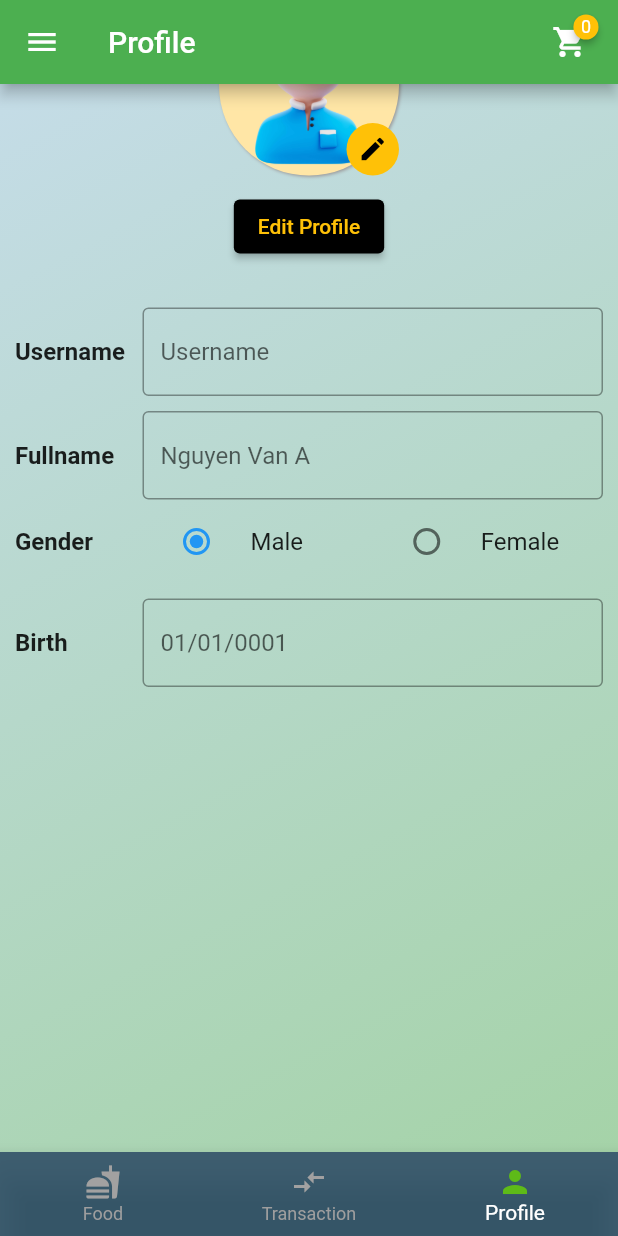
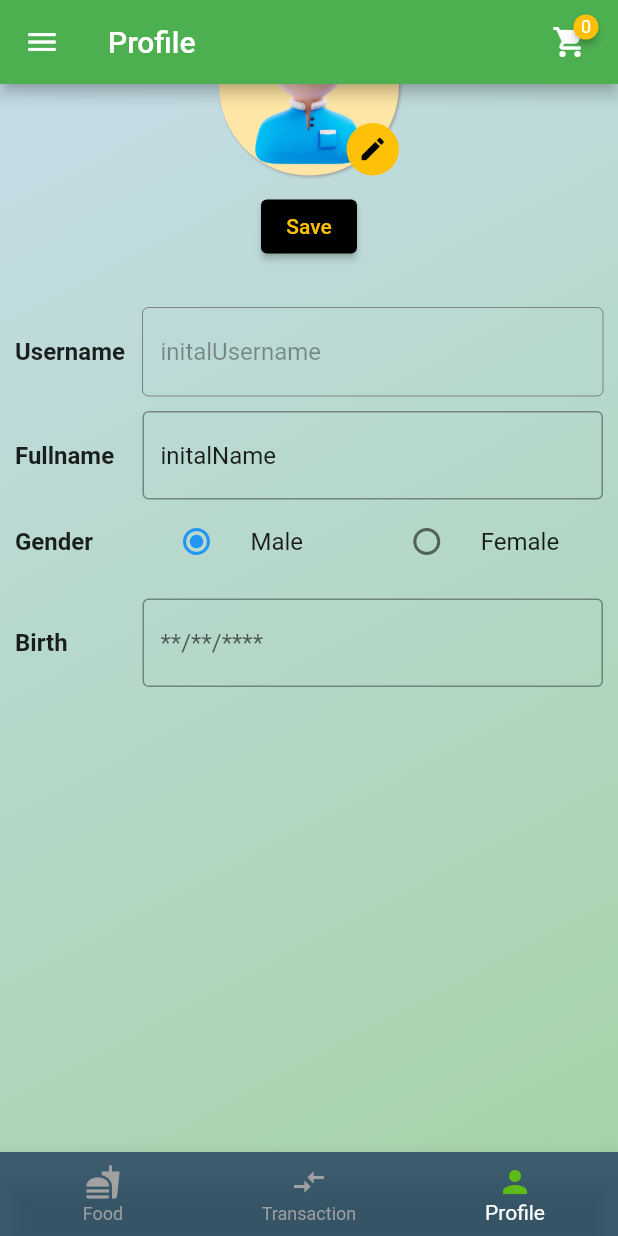
Before and after one commit to vdphuoc/Demo-Flutter, a Flutter app: the CategoryHome screen opened by its route, item 3 of the bottom bar chosen, scrolled down 69 dp, after a tap on "Edit Profile", on a phone screen of 412 x 824 dp. Run offline on Flutter 3.47's test engine with Material 2 defaults, Android fonts, the phone set to English and light mode, and no system bars; drawn by our look-alikes of badges; our stand-ins replace flutter_svg, google_fonts, shared_preferences, sqflite; accounts and stored records are empty.

Commit message:
adding consumer for profile page

```diff
--- a/lib/model/db_helper.dart
+++ b/lib/database/db_helper.dart
@@ -3,7 +3,7 @@ import 'package:path_provider/path_provider.dart';
 import 'package:path/path.dart';
 import 'dart:io' as io;
 import 'dart:async';
-import 'cart_model.dart';
+import '../model/cart_model.dart';
 
 class DBHelper {
   static Database? _db;
--- a/lib/main.dart
+++ b/lib/main.dart
@@ -1,6 +1,9 @@
 // ignore_for_file: prefer_const_constructors, sized_box_for_whitespace
 
-import 'package:demo_oct_16/model/list_product_provider.dart';
+import 'package:demo_oct_16/provider/information_provider.dart';
+import 'package:demo_oct_16/provider/list_product_provider.dart';
+import 'package:demo_oct_16/provider/profilepage_provider.dart';
+
 import 'package:demo_oct_16/screens/cart.dart';
 import 'package:demo_oct_16/screens/category.dart';
 import 'package:flutter/material.dart';
@@ -20,6 +23,8 @@ class MyApp extends StatelessWidget {
     return MultiProvider(
       providers: [
         ChangeNotifierProvider(create: (context) => ListProductProvider()),
+        ChangeNotifierProvider(create: (context) => ProfileProvider()),
+        ChangeNotifierProvider(create: (context) => InforProvider()),
         //more provider if need
       ],
       child: Builder(
--- a/lib/model/user_model.dart
+++ b/lib/model/user_model.dart
@@ -4,3 +4,18 @@ class User {
 
   User(this.username, this.password);
 }
+
+class Information {
+  final int id;
+  final String username;
+  final String name;
+  final String birth;
+  final int gender;
+
+  Information(
+      {required this.id,
+      required this.username,
+      required this.name,
+      required this.birth,
+      required this.gender});
+}
--- /dev/null
+++ b/lib/provider/information_provider.dart
@@ -0,0 +1,60 @@
+// ignore_for_file: recursive_getters, avoid_print
+
+import 'dart:convert';
+
+import 'package:demo_oct_16/model/user_model.dart';
+import 'package:flutter/material.dart';
+import 'package:flutter/services.dart';
+
+class InforProvider with ChangeNotifier {
+  Information information = Information(
+      id: 0,
+      username: "initalUsername",
+      name: "initalName",
+      birth: "initalBirth",
+      gender: 0);
+
+  int get id => information.id;
+  String get username => information.username;
+  String get name => information.name;
+  String get birth => information.birth;
+  int get gender => information.gender;
+
+  bool isDataLoaded = false;
+  Future<void> loadDataFromJson(int idToFind) async {
+    if (!isDataLoaded) {
+      try {
+        final jsonString =
+            await rootBundle.loadString('assets/json/profile.json');
+        final jsonMap = json.decode(jsonString);
+
+        for (var entry in jsonMap) {
+          if (entry['id'] == idToFind) {
+            print(entry);
+            final id = entry['id'] as int;
+            final username = entry['username'] as String;
+            final name = entry['name'] as String;
+            final birth = entry['birth'] as String;
+            final gender = entry['gender'] as int;
+            information = Information(
+              id: id,
+              username: username,
+              name: name,
+              birth: birth,
+              gender: gender,
+            );
+            isDataLoaded = true;
+            notifyListeners();
+            break;
+          }
+        }
+      } catch (e) {
+        print('Error loading data: $e');
+      }
+    }
+  }
+
+  void reloadData() {
+    notifyListeners();
+  }
+}
--- a/lib/model/list_product_provider.dart
+++ b/lib/provider/list_product_provider.dart
@@ -1,5 +1,5 @@
-import 'cart_model.dart';
-import 'db_helper.dart';
+import '../model/cart_model.dart';
+import '../database/db_helper.dart';
 import 'package:flutter/foundation.dart';
 import 'package:shared_preferences/shared_preferences.dart';
 
--- /dev/null
+++ b/lib/provider/profilepage_provider.dart
@@ -0,0 +1,15 @@
+// ignore_for_file: avoid_print
+
+import 'package:flutter/material.dart';
+
+class ProfileProvider with ChangeNotifier {
+  bool isEditing = false;
+  String btnValue = "Edit Profile";
+
+  void toggleEditing() {
+    isEditing = !isEditing;
+    btnValue = isEditing ? "Save" : "Edit Profile";
+    print('$isEditing and $btnValue');
+    notifyListeners();
+  }
+}
--- a/lib/screens/cart.dart
+++ b/lib/screens/cart.dart
@@ -2,8 +2,8 @@
 
 import 'package:badges/badges.dart';
 import 'package:demo_oct_16/model/cart_model.dart';
-import 'package:demo_oct_16/model/db_helper.dart';
-import 'package:demo_oct_16/model/list_product_provider.dart';
+import 'package:demo_oct_16/database/db_helper.dart';
+import 'package:demo_oct_16/provider/list_product_provider.dart';
 import 'package:flutter/material.dart';
 import 'package:badges/badges.dart' as badges;
 import 'package:flutter/scheduler.dart';
--- a/lib/screens/category.dart
+++ b/lib/screens/category.dart
@@ -1,8 +1,8 @@
 // ignore_for_file: prefer_const_literals_to_create_immutables, prefer_const_constructors, library_private_types_in_public_api, sized_box_for_whitespace, avoid_print, prefer_final_fields
 
 import 'package:demo_oct_16/model/cart_model.dart';
-import 'package:demo_oct_16/model/db_helper.dart';
-import 'package:demo_oct_16/model/list_product_provider.dart';
+import 'package:demo_oct_16/database/db_helper.dart';
+import 'package:demo_oct_16/provider/list_product_provider.dart';
 import 'package:demo_oct_16/screens/profile.dart';
 import 'package:flutter/material.dart';
 import 'package:badges/badges.dart' as badges;
--- a/lib/screens/profile.dart
+++ b/lib/screens/profile.dart
@@ -1,6 +1,10 @@
 // ignore_for_file: prefer_const_constructors, prefer_const_literals_to_create_immutables, avoid_print
 
+import 'package:demo_oct_16/provider/information_provider.dart';
+import 'package:demo_oct_16/provider/profilepage_provider.dart';
+import 'package:demo_oct_16/model/user_model.dart';
 import 'package:flutter/material.dart';
+import 'package:provider/provider.dart';
 
 enum GenderOption { male, female }
 
@@ -13,8 +17,11 @@ class MyProfile extends StatefulWidget {
 
 class _MyProfileState extends State<MyProfile> {
   GenderOption? _gender = GenderOption.male;
+
   @override
   Widget build(BuildContext context) {
+    final pageModel = Provider.of<ProfileProvider>(context);
+
     return SingleChildScrollView(
       child: Container(
         decoration: BoxDecoration(
@@ -78,8 +85,10 @@ class _MyProfileState extends State<MyProfile> {
                 foregroundColor: Colors.amber,
                 backgroundColor: Colors.black,
               ),
-              onPressed: () {},
-              child: Text('Edit Profile'),
+              onPressed: () {
+                pageModel.toggleEditing();
+              },
+              child: Text(pageModel.btnValue),
             ),
             SizedBox(height: 30),
             Row(
@@ -94,11 +103,20 @@ class _MyProfileState extends State<MyProfile> {
                 ),
                 SizedBox(width: 5),
                 Expanded(
-                  child: TextField(
+                  child: Consumer<InforProvider>(
+                    builder: (context, value, child) {
+                      value.loadDataFromJson(1);
+
+                      return TextFormField(
+                        enabled: false,
                         decoration: InputDecoration(
                           border: OutlineInputBorder(),
                           hintText: 'Username',
                         ),
+                        initialValue: value.username,
+                        onChanged: (value) {},
+                      );
+                    },
                   ),
                 ),
               ],
@@ -114,14 +132,18 @@ class _MyProfileState extends State<MyProfile> {
                           TextStyle(fontSize: 16, fontWeight: FontWeight.bold)),
                 ),
                 SizedBox(width: 5),
-                Expanded(
-                  child: TextField(
+                Expanded(child: Consumer<InforProvider>(
+                  builder: (context, value, child) {
+                    return TextFormField(
+                      enabled: pageModel.isEditing,
                       decoration: InputDecoration(
                         border: OutlineInputBorder(),
-                      hintText: 'Nguyen Van A',
+                        hintText: 'Name',
                       ),
-                  ),
-                ),
+                      initialValue: value.name,
+                    );
+                  },
+                )),
               ],
             ),
             Row(
@@ -174,10 +196,11 @@ class _MyProfileState extends State<MyProfile> {
                 ),
                 SizedBox(width: 5),
                 Expanded(
-                  child: TextField(
+                  child: TextFormField(
+                    enabled: pageModel.isEditing,
                     decoration: InputDecoration(
                       border: OutlineInputBorder(),
-                      hintText: '01/01/0001',
+                      hintText: '**/**/****',
                     ),
                   ),
                 ),
```
Lines whose indentation alone changed are shown as unchanged.
